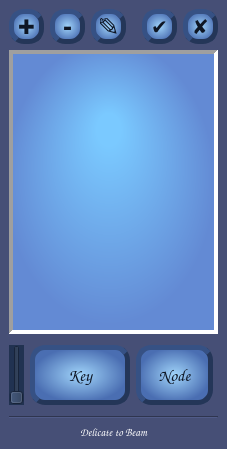
Before: the Qt Designer form BeamSmear/ui.ui in tonmaiart/RigToolkit, drawn with Qt 5.
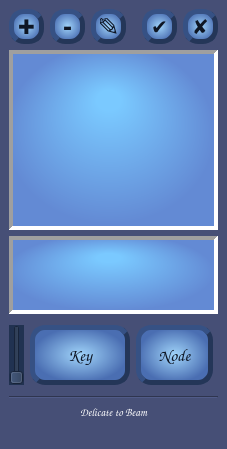
After: the same form once the commit is applied.

The edit to the form file:
```diff
--- a/BeamSmear/ui.ui
+++ b/BeamSmear/ui.ui
@@ -325,6 +325,48 @@
         </item>
        </layout>
       </item>
+      <item row="3" column="0">
+       <widget class="QListWidget" name="listWidget_active_meshes">
+        <property name="sizePolicy">
+         <sizepolicy hsizetype="Expanding" vsizetype="Expanding">
+          <horstretch>0</horstretch>
+          <verstretch>0</verstretch>
+         </sizepolicy>
+        </property>
+        <property name="maximumSize">
+         <size>
+          <width>16777215</width>
+          <height>90</height>
+         </size>
+        </property>
+        <property name="font">
+         <font>
+          <family>Comic Sans MS</family>
+          <pointsize>10</pointsize>
+          <weight>75</weight>
+          <bold>true</bold>
+         </font>
+        </property>
+        <property name="styleSheet">
+         <string notr="true">color: rgb(14, 22, 36);
+background-color: qradialgradient(spread:pad, cx:0.483, cy:0.466, radius:0.5, fx:0.477273, fy:0.256, stop:0.113636 rgba(122, 201, 255, 255), stop:1 rgba(99, 138, 212, 255));
+
+</string>
+        </property>
+        <property name="frameShape">
+         <enum>QFrame::Panel</enum>
+        </property>
+        <property name="frameShadow">
+         <enum>QFrame::Sunken</enum>
+        </property>
+        <property name="lineWidth">
+         <number>4</number>
+        </property>
+        <property name="selectionMode">
+         <enum>QAbstractItemView::ExtendedSelection</enum>
+        </property>
+       </widget>
+      </item>
      </layout>
     </item>
     <item row="1" column="0">
@@ -502,6 +544,28 @@
       </item>
      </layout>
     </item>
+    <item row="4" column="0">
+     <widget class="QLabel" name="label_warning">
+      <property name="font">
+       <font>
+        <family>Comic Sans MS</family>
+        <pointsize>8</pointsize>
+        <weight>75</weight>
+        <italic>true</italic>
+        <bold>true</bold>
+       </font>
+      </property>
+      <property name="styleSheet">
+       <string notr="true">color: rgb(255, 180, 60);</string>
+      </property>
+      <property name="text">
+       <string/>
+      </property>
+      <property name="alignment">
+       <set>Qt::AlignCenter</set>
+      </property>
+     </widget>
+    </item>
    </layout>
   </widget>
  </widget>
```
